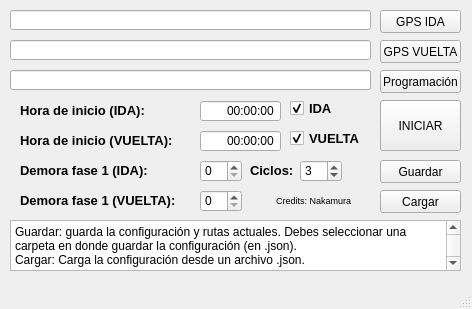
Old version of the form interface/interface.ui in the repository N4kamura/GREEN_WAVES.
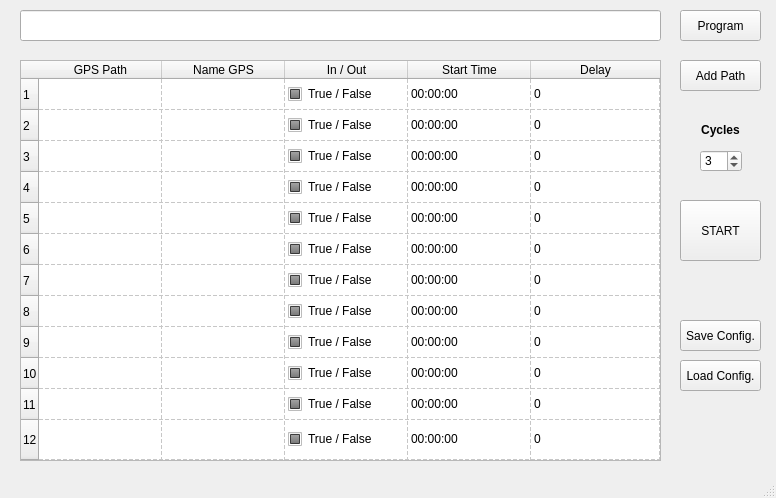
New version of the form.

```diff
--- a/interface/interface.ui
+++ b/interface/interface.ui
@@ -6,22 +6,10 @@
    <rect>
     <x>0</x>
     <y>0</y>
-    <width>472</width>
-    <height>309</height>
+    <width>776</width>
+    <height>498</height>
    </rect>
   </property>
-  <property name="minimumSize">
-   <size>
-    <width>472</width>
-    <height>309</height>
-   </size>
-  </property>
-  <property name="maximumSize">
-   <size>
-    <width>472</width>
-    <height>309</height>
-   </size>
-  </property>
   <property name="windowTitle">
    <string>Time Space Diagram Maker</string>
   </property>
@@ -29,366 +17,486 @@
    <widget class="QLineEdit" name="inLine">
     <property name="geometry">
      <rect>
-      <x>10</x>
+      <x>20</x>
       <y>10</y>
-      <width>361</width>
-      <height>20</height>
+      <width>641</width>
+      <height>31</height>
      </rect>
     </property>
    </widget>
    <widget class="QPushButton" name="inButton">
     <property name="geometry">
      <rect>
-      <x>380</x>
+      <x>680</x>
       <y>10</y>
       <width>81</width>
-      <height>23</height>
+      <height>31</height>
      </rect>
     </property>
     <property name="text">
-     <string>GPS IDA</string>
+     <string>Program</string>
     </property>
    </widget>
-   <widget class="QLineEdit" name="programLine">
-    <property name="geometry">
-     <rect>
-      <x>10</x>
-      <y>70</y>
-      <width>361</width>
-      <height>20</height>
-     </rect>
+   <widget class="QTableWidget" name="tableWidget">
+    <property name="enabled">
+     <bool>true</bool>
     </property>
-   </widget>
-   <widget class="QPushButton" name="programsButton">
     <property name="geometry">
      <rect>
-      <x>380</x>
-      <y>70</y>
-      <width>81</width>
-      <height>23</height>
-     </rect>
-    </property>
-    <property name="text">
-     <string>Programación</string>
-    </property>
-   </widget>
-   <widget class="QPushButton" name="startButton">
-    <property name="geometry">
-     <rect>
-      <x>380</x>
-      <y>100</y>
-      <width>81</width>
-      <height>51</height>
-     </rect>
-    </property>
-    <property name="text">
-     <string>INICIAR</string>
-    </property>
-   </widget>
-   <widget class="QLabel" name="label">
-    <property name="geometry">
-     <rect>
       <x>20</x>
-      <y>100</y>
-      <width>171</width>
-      <height>21</height>
+      <y>60</y>
+      <width>641</width>
+      <height>401</height>
      </rect>
     </property>
-    <property name="font">
-     <font>
-      <pointsize>10</pointsize>
-      <weight>75</weight>
-      <bold>true</bold>
-     </font>
+    <property name="sizePolicy">
+     <sizepolicy hsizetype="Expanding" vsizetype="Expanding">
+      <horstretch>0</horstretch>
+      <verstretch>0</verstretch>
+     </sizepolicy>
     </property>
-    <property name="text">
-     <string>Hora de inicio (IDA):</string>
+    <property name="minimumSize">
+     <size>
+      <width>641</width>
+      <height>401</height>
+     </size>
     </property>
-   </widget>
-   <widget class="QTimeEdit" name="in_timeEdit">
-    <property name="geometry">
-     <rect>
-      <x>200</x>
-      <y>100</y>
-      <width>81</width>
-      <height>22</height>
-     </rect>
+    <property name="maximumSize">
+     <size>
+      <width>641</width>
+      <height>401</height>
+     </size>
     </property>
-    <property name="alignment">
-     <set>Qt::AlignRight|Qt::AlignTrailing|Qt::AlignVCenter</set>
+    <property name="inputMethodHints">
+     <set>Qt::ImhNone</set>
     </property>
-    <property name="buttonSymbols">
-     <enum>QAbstractSpinBox::NoButtons</enum>
+    <property name="frameShape">
+     <enum>QFrame::StyledPanel</enum>
     </property>
-    <property name="displayFormat">
-     <string>HH:mm:ss</string>
+    <property name="frameShadow">
+     <enum>QFrame::Plain</enum>
     </property>
-   </widget>
-   <widget class="QLabel" name="label_2">
-    <property name="geometry">
-     <rect>
-      <x>20</x>
-      <y>130</y>
-      <width>171</width>
-      <height>21</height>
-     </rect>
+    <property name="lineWidth">
+     <number>1</number>
     </property>
-    <property name="font">
-     <font>
-      <pointsize>10</pointsize>
-      <weight>75</weight>
-      <bold>true</bold>
-     </font>
+    <property name="midLineWidth">
+     <number>1</number>
     </property>
-    <property name="text">
-     <string>Hora de inicio (VUELTA):</string>
+    <property name="sizeAdjustPolicy">
+     <enum>QAbstractScrollArea::AdjustToContents</enum>
     </property>
-   </widget>
-   <widget class="QTimeEdit" name="out_timeEdit">
-    <property name="geometry">
-     <rect>
-      <x>200</x>
-      <y>130</y>
-      <width>81</width>
-      <height>22</height>
-     </rect>
+    <property name="showGrid">
+     <bool>true</bool>
     </property>
-    <property name="alignment">
-     <set>Qt::AlignRight|Qt::AlignTrailing|Qt::AlignVCenter</set>
+    <property name="gridStyle">
+     <enum>Qt::DashLine</enum>
     </property>
-    <property name="buttonSymbols">
-     <enum>QAbstractSpinBox::NoButtons</enum>
+    <property name="wordWrap">
+     <bool>true</bool>
     </property>
-    <property name="displayFormat">
-     <string>HH:mm:ss</string>
-    </property>
-   </widget>
-   <widget class="QLabel" name="label_3">
-    <property name="geometry">
-     <rect>
-      <x>270</x>
-      <y>190</y>
-      <width>81</width>
-      <height>20</height>
-     </rect>
-    </property>
-    <property name="font">
-     <font>
-      <pointsize>7</pointsize>
-      <weight>50</weight>
-      <bold>false</bold>
-     </font>
-    </property>
-    <property name="text">
-     <string>Credits: Nakamura</string>
-    </property>
-    <property name="alignment">
-     <set>Qt::AlignRight|Qt::AlignTrailing|Qt::AlignVCenter</set>
-    </property>
-   </widget>
-   <widget class="QCheckBox" name="in_checkBox">
-    <property name="geometry">
-     <rect>
-      <x>290</x>
-      <y>100</y>
-      <width>71</width>
-      <height>17</height>
-     </rect>
-    </property>
-    <property name="font">
-     <font>
-      <pointsize>10</pointsize>
-      <weight>75</weight>
-      <bold>true</bold>
-     </font>
-    </property>
-    <property name="text">
-     <string>IDA</string>
-    </property>
-    <property name="checked">
+    <property name="cornerButtonEnabled">
      <bool>true</bool>
     </property>
+    <attribute name="horizontalHeaderCascadingSectionResizes">
+     <bool>false</bool>
+    </attribute>
+    <attribute name="horizontalHeaderMinimumSectionSize">
+     <number>40</number>
+    </attribute>
+    <attribute name="horizontalHeaderDefaultSectionSize">
+     <number>123</number>
+    </attribute>
+    <attribute name="horizontalHeaderHighlightSections">
+     <bool>true</bool>
+    </attribute>
+    <attribute name="horizontalHeaderShowSortIndicator" stdset="0">
+     <bool>false</bool>
+    </attribute>
+    <attribute name="horizontalHeaderStretchLastSection">
+     <bool>true</bool>
+    </attribute>
+    <attribute name="verticalHeaderVisible">
+     <bool>true</bool>
+    </attribute>
+    <attribute name="verticalHeaderCascadingSectionResizes">
+     <bool>false</bool>
+    </attribute>
+    <attribute name="verticalHeaderDefaultSectionSize">
+     <number>31</number>
+    </attribute>
+    <attribute name="verticalHeaderShowSortIndicator" stdset="0">
+     <bool>false</bool>
+    </attribute>
+    <attribute name="verticalHeaderStretchLastSection">
+     <bool>true</bool>
+    </attribute>
+    <row>
+     <property name="text">
+      <string>1</string>
+     </property>
+    </row>
+    <row>
+     <property name="text">
+      <string>2</string>
+     </property>
+    </row>
+    <row>
+     <property name="text">
+      <string>3</string>
+     </property>
+    </row>
+    <row>
+     <property name="text">
+      <string>4</string>
+     </property>
+    </row>
+    <row>
+     <property name="text">
+      <string>5</string>
+     </property>
+    </row>
+    <row>
+     <property name="text">
+      <string>6</string>
+     </property>
+    </row>
+    <row>
+     <property name="text">
+      <string>7</string>
+     </property>
+    </row>
+    <row>
+     <property name="text">
+      <string>8</string>
+     </property>
+    </row>
+    <row>
+     <property name="text">
+      <string>9</string>
+     </property>
+    </row>
+    <row>
+     <property name="text">
+      <string>10</string>
+     </property>
+    </row>
+    <row>
+     <property name="text">
+      <string>11</string>
+     </property>
+    </row>
+    <row>
+     <property name="text">
+      <string>12</string>
+     </property>
+    </row>
+    <column>
+     <property name="text">
+      <string>GPS Path</string>
+     </property>
+    </column>
+    <column>
+     <property name="text">
+      <string>Name GPS</string>
+     </property>
+    </column>
+    <column>
+     <property name="text">
+      <string>In / Out</string>
+     </property>
+    </column>
+    <column>
+     <property name="text">
+      <string>Start Time</string>
+     </property>
+    </column>
+    <column>
+     <property name="text">
+      <string>Delay</string>
+     </property>
+    </column>
+    <item row="0" column="2">
+     <property name="text">
+      <string>True / False</string>
+     </property>
+     <property name="font">
+      <font>
+       <kerning>true</kerning>
+      </font>
+     </property>
+     <property name="checkState">
+      <enum>PartiallyChecked</enum>
+     </property>
+    </item>
+    <item row="0" column="3">
+     <property name="text">
+      <string>00:00:00</string>
+     </property>
+    </item>
+    <item row="0" column="4">
+     <property name="text">
+      <string>0</string>
+     </property>
+    </item>
+    <item row="1" column="2">
+     <property name="text">
+      <string>True / False</string>
+     </property>
+     <property name="checkState">
+      <enum>PartiallyChecked</enum>
+     </property>
+    </item>
+    <item row="1" column="3">
+     <property name="text">
+      <string>00:00:00</string>
+     </property>
+    </item>
+    <item row="1" column="4">
+     <property name="text">
+      <string>0</string>
+     </property>
+    </item>
+    <item row="2" column="2">
+     <property name="text">
+      <string>True / False</string>
+     </property>
+     <property name="checkState">
+      <enum>PartiallyChecked</enum>
+     </property>
+    </item>
+    <item row="2" column="3">
+     <property name="text">
+      <string>00:00:00</string>
+     </property>
+    </item>
+    <item row="2" column="4">
+     <property name="text">
+      <string>0</string>
+     </property>
+    </item>
+    <item row="3" column="2">
+     <property name="text">
+      <string>True / False</string>
+     </property>
+     <property name="checkState">
+      <enum>PartiallyChecked</enum>
+     </property>
+    </item>
+    <item row="3" column="3">
+     <property name="text">
+      <string>00:00:00</string>
+     </property>
+    </item>
+    <item row="3" column="4">
+     <property name="text">
+      <string>0</string>
+     </property>
+    </item>
+    <item row="4" column="2">
+     <property name="text">
+      <string>True / False</string>
+     </property>
+     <property name="checkState">
+      <enum>PartiallyChecked</enum>
+     </property>
+    </item>
+    <item row="4" column="3">
+     <property name="text">
+      <string>00:00:00</string>
+     </property>
+    </item>
+    <item row="4" column="4">
+     <property name="text">
+      <string>0</string>
+     </property>
+    </item>
+    <item row="5" column="2">
+     <property name="text">
+      <string>True / False</string>
+     </property>
+     <property name="checkState">
+      <enum>PartiallyChecked</enum>
+     </property>
+    </item>
+    <item row="5" column="3">
+     <property name="text">
+      <string>00:00:00</string>
+     </property>
+    </item>
+    <item row="5" column="4">
+     <property name="text">
+      <string>0</string>
+     </property>
+    </item>
+    <item row="6" column="2">
+     <property name="text">
+      <string>True / False</string>
+     </property>
+     <property name="checkState">
+      <enum>PartiallyChecked</enum>
+     </property>
+    </item>
+    <item row="6" column="3">
+     <property name="text">
+      <string>00:00:00</string>
+     </property>
+    </item>
+    <item row="6" column="4">
+     <property name="text">
+      <string>0</string>
+     </property>
+    </item>
+    <item row="7" column="2">
+     <property name="text">
+      <string>True / False</string>
+     </property>
+     <property name="checkState">
+      <enum>PartiallyChecked</enum>
+     </property>
+    </item>
+    <item row="7" column="3">
+     <property name="text">
+      <string>00:00:00</string>
+     </property>
+    </item>
+    <item row="7" column="4">
+     <property name="text">
+      <string>0</string>
+     </property>
+    </item>
+    <item row="8" column="2">
+     <property name="text">
+      <string>True / False</string>
+     </property>
+     <property name="checkState">
+      <enum>PartiallyChecked</enum>
+     </property>
+    </item>
+    <item row="8" column="3">
+     <property name="text">
+      <string>00:00:00</string>
+     </property>
+    </item>
+    <item row="8" column="4">
+     <property name="text">
+      <string>0</string>
+     </property>
+    </item>
+    <item row="9" column="2">
+     <property name="text">
+      <string>True / False</string>
+     </property>
+     <property name="checkState">
+      <enum>PartiallyChecked</enum>
+     </property>
+    </item>
+    <item row="9" column="3">
+     <property name="text">
+      <string>00:00:00</string>
+     </property>
+    </item>
+    <item row="9" column="4">
+     <property name="text">
+      <string>0</string>
+     </property>
+    </item>
+    <item row="10" column="2">
+     <property name="text">
+      <string>True / False</string>
+     </property>
+     <property name="checkState">
+      <enum>PartiallyChecked</enum>
+     </property>
+    </item>
+    <item row="10" column="3">
+     <property name="text">
+      <string>00:00:00</string>
+     </property>
+    </item>
+    <item row="10" column="4">
+     <property name="text">
+      <string>0</string>
+     </property>
+    </item>
+    <item row="11" column="2">
+     <property name="text">
+      <string>True / False</string>
+     </property>
+     <property name="textAlignment">
+      <set>AlignLeading|AlignVCenter</set>
+     </property>
+     <property name="checkState">
+      <enum>PartiallyChecked</enum>
+     </property>
+    </item>
+    <item row="11" column="3">
+     <property name="text">
+      <string>00:00:00</string>
+     </property>
+    </item>
+    <item row="11" column="4">
+     <property name="text">
+      <string>0</string>
+     </property>
+    </item>
    </widget>
-   <widget class="QCheckBox" name="out_checkBox">
+   <widget class="QPushButton" name="pushButton_2">
     <property name="geometry">
      <rect>
-      <x>290</x>
-      <y>130</y>
+      <x>680</x>
+      <y>320</y>
       <width>81</width>
-      <height>17</height>
+      <height>31</height>
      </rect>
     </property>
-    <property name="font">
-     <font>
-      <pointsize>10</pointsize>
-      <weight>75</weight>
-      <bold>true</bold>
-     </font>
-    </property>
     <property name="text">
-     <string>VUELTA</string>
+     <string>Save Config.</string>
     </property>
-    <property name="checked">
-     <bool>true</bool>
-    </property>
    </widget>
    <widget class="QPushButton" name="outButton">
     <property name="geometry">
      <rect>
-      <x>380</x>
-      <y>40</y>
+      <x>680</x>
+      <y>360</y>
       <width>81</width>
-      <height>23</height>
+      <height>31</height>
      </rect>
     </property>
     <property name="text">
-     <string>GPS VUELTA</string>
+     <string>Load Config.</string>
     </property>
    </widget>
-   <widget class="QLineEdit" name="outLine">
+   <widget class="QPushButton" name="pushButton_4">
     <property name="geometry">
      <rect>
-      <x>10</x>
-      <y>40</y>
-      <width>361</width>
-      <height>20</height>
-     </rect>
-    </property>
-   </widget>
-   <widget class="QPushButton" name="saveButton">
-    <property name="geometry">
-     <rect>
-      <x>380</x>
-      <y>160</y>
+      <x>680</x>
+      <y>60</y>
       <width>81</width>
-      <height>23</height>
+      <height>31</height>
      </rect>
     </property>
     <property name="text">
-     <string>Guardar</string>
+     <string>Add Path</string>
     </property>
    </widget>
    <widget class="QPushButton" name="readButton">
     <property name="geometry">
      <rect>
-      <x>380</x>
-      <y>190</y>
+      <x>680</x>
+      <y>200</y>
       <width>81</width>
-      <height>23</height>
+      <height>61</height>
      </rect>
     </property>
     <property name="text">
-     <string>Cargar</string>
+     <string>START</string>
     </property>
    </widget>
-   <widget class="QPlainTextEdit" name="plainTextEdit">
+   <widget class="QSpinBox" name="spinBox">
     <property name="geometry">
      <rect>
-      <x>10</x>
-      <y>220</y>
-      <width>451</width>
-      <height>51</height>
-     </rect>
-    </property>
-    <property name="readOnly">
-     <bool>true</bool>
-    </property>
-    <property name="plainText">
-     <string>Guardar: guarda la configuración y rutas actuales. Debes seleccionar una carpeta en donde guardar la configuración (en .json).
-Cargar: Carga la configuración desde un archivo .json.</string>
-    </property>
-   </widget>
-   <widget class="QLabel" name="label_4">
-    <property name="geometry">
-     <rect>
-      <x>20</x>
-      <y>160</y>
-      <width>171</width>
-      <height>21</height>
-     </rect>
-    </property>
-    <property name="font">
-     <font>
-      <pointsize>10</pointsize>
-      <weight>75</weight>
-      <bold>true</bold>
-     </font>
-    </property>
-    <property name="text">
-     <string>Demora fase 1 (IDA):</string>
-    </property>
-   </widget>
-   <widget class="QLabel" name="label_5">
-    <property name="geometry">
-     <rect>
-      <x>20</x>
-      <y>190</y>
-      <width>171</width>
-      <height>21</height>
-     </rect>
-    </property>
-    <property name="font">
-     <font>
-      <pointsize>10</pointsize>
-      <weight>75</weight>
-      <bold>true</bold>
-     </font>
-    </property>
-    <property name="text">
-     <string>Demora fase 1 (VUELTA):</string>
-    </property>
-   </widget>
-   <widget class="QSpinBox" name="delay_in_spinBox">
-    <property name="geometry">
-     <rect>
-      <x>200</x>
-      <y>160</y>
-      <width>42</width>
-      <height>22</height>
-     </rect>
-    </property>
-    <property name="maximum">
-     <number>500</number>
-    </property>
-   </widget>
-   <widget class="QSpinBox" name="delay_out_spinBox">
-    <property name="geometry">
-     <rect>
-      <x>200</x>
-      <y>190</y>
-      <width>42</width>
-      <height>22</height>
-     </rect>
-    </property>
-    <property name="maximum">
-     <number>500</number>
-    </property>
-   </widget>
-   <widget class="QLabel" name="label_6">
-    <property name="geometry">
-     <rect>
-      <x>250</x>
-      <y>160</y>
-      <width>51</width>
-      <height>21</height>
-     </rect>
-    </property>
-    <property name="font">
-     <font>
-      <pointsize>10</pointsize>
-      <weight>75</weight>
-      <bold>true</bold>
-     </font>
-    </property>
-    <property name="text">
-     <string>Ciclos:</string>
-    </property>
-   </widget>
-   <widget class="QSpinBox" name="cycles_spinBox">
-    <property name="geometry">
-     <rect>
-      <x>300</x>
-      <y>160</y>
+      <x>700</x>
+      <y>150</y>
       <width>42</width>
       <height>22</height>
      </rect>
@@ -397,6 +505,28 @@
      <number>3</number>
     </property>
    </widget>
+   <widget class="QLabel" name="label">
+    <property name="geometry">
+     <rect>
+      <x>680</x>
+      <y>120</y>
+      <width>81</width>
+      <height>20</height>
+     </rect>
+    </property>
+    <property name="font">
+     <font>
+      <weight>75</weight>
+      <bold>true</bold>
+     </font>
+    </property>
+    <property name="text">
+     <string>Cycles</string>
+    </property>
+    <property name="alignment">
+     <set>Qt::AlignCenter</set>
+    </property>
+   </widget>
   </widget>
   <widget class="QStatusBar" name="statusBar"/>
  </widget>
```
Left out of the diff: 34 changed lines with no effect on the pictures.
